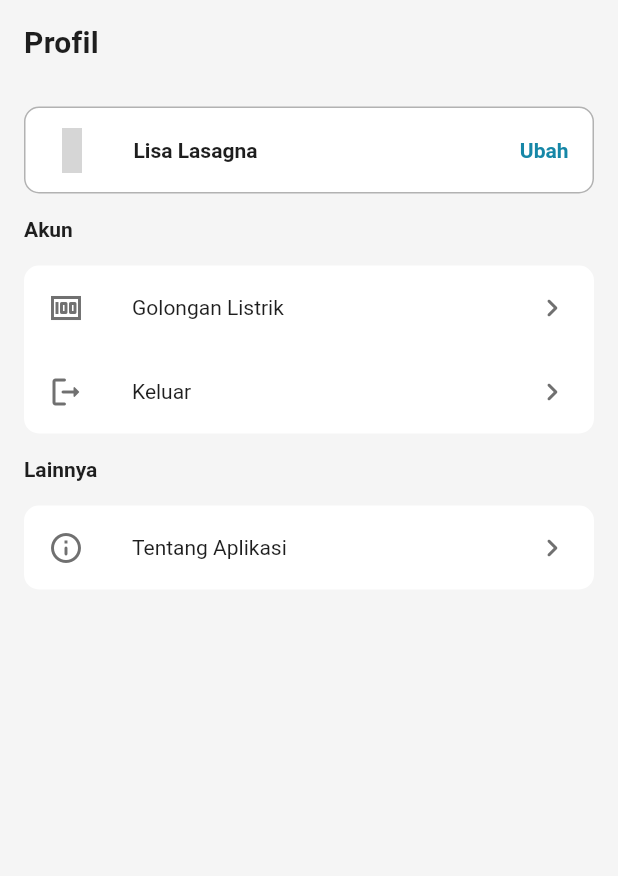
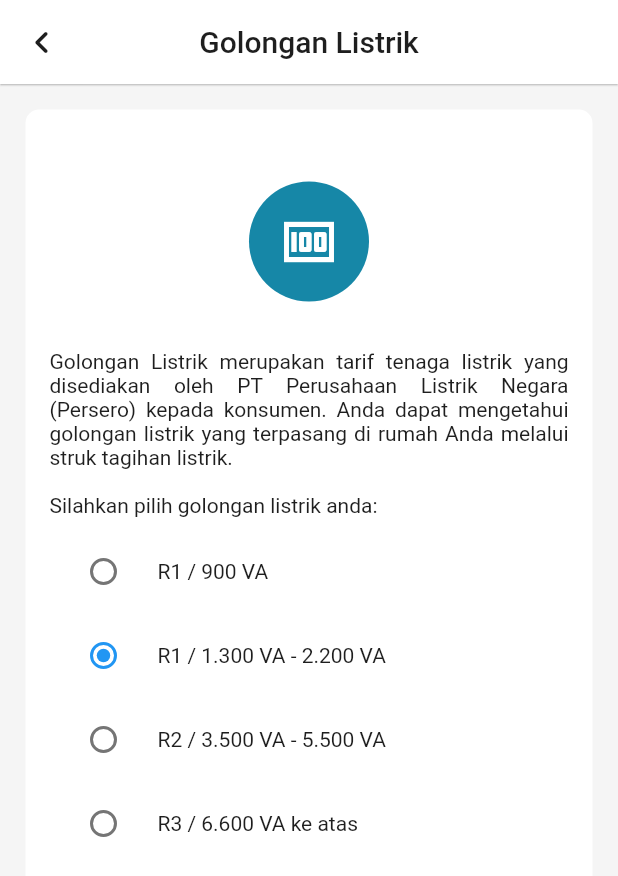
Before and after one commit to ikramattamimi/jayandra_01, a Flutter app: the ProfileScreen screen opened directly, after a tap on "Golongan Listrik", on a phone screen of 412 x 824 dp. Shown: the top 876 px of the screen. Run offline on Flutter 3.47's test engine with Material 2 defaults, Android fonts, the phone set to English and light mode, and no system bars; our stand-ins replace gap, go_router, google_fonts; missing offline and left inert: carbon_icons; grey boxes are pictures that could not be loaded.

Commit message:
Golongan Listrik

```diff
--- a/lib/main.dart
+++ b/lib/main.dart
@@ -2,6 +2,7 @@ import 'package:flutter/material.dart';
 import 'package:flutter/services.dart';
 import 'package:go_router/go_router.dart';
 import 'package:google_fonts/google_fonts.dart';
+import 'package:jayandra_01/page/golongan_listrik/electricity_class_page.dart';
 import 'package:jayandra_01/screens/about_page.dart';
 import 'package:jayandra_01/screens/add_device_screen.dart';
 import 'package:jayandra_01/screens/bottom_bar.dart';
@@ -53,6 +54,12 @@ class MyApp extends StatelessWidget {
             builder: (BuildContext context, GoRouterState state) =>
                 const AboutPage(),
           ),
+          GoRoute(
+            path: "electricity_class",
+            name: "electricity_class_page",
+            builder: (BuildContext context, GoRouterState state) =>
+                const ElectricityClassPage(),
+          ),
         ],
       ),
     ],
--- /dev/null
+++ b/lib/page/golongan_listrik/electricity_class_page.dart
@@ -0,0 +1,151 @@
+import 'package:carbon_icons/carbon_icons.dart';
+import 'package:flutter/cupertino.dart';
+import 'package:flutter/material.dart';
+import 'package:flutter/services.dart';
+import 'package:gap/gap.dart';
+import 'package:go_router/go_router.dart';
+import 'package:jayandra_01/utils/app_layout.dart';
+import 'package:jayandra_01/utils/app_styles.dart';
+import 'package:jayandra_01/widget/circle_icon_container.dart';
+import 'package:jayandra_01/widget/custom_dropdown.dart';
+import 'package:jayandra_01/widget/custom_radio.dart';
+import 'package:jayandra_01/widget/white_container.dart';
+
+class ElectricityClassPage extends StatefulWidget {
+  const ElectricityClassPage({super.key});
+
+  @override
+  State<ElectricityClassPage> createState() => _ElectricityClassPageState();
+}
+
+class _ElectricityClassPageState extends State<ElectricityClassPage> {
+  var description =
+      "Golongan Listrik merupakan tarif tenaga listrik yang disediakan oleh PT Perusahaan Listrik Negara (Persero) kepada konsumen. Anda dapat mengetahui golongan listrik yang terpasang di rumah Anda melalui struk tagihan listrik.";
+  var electricityClassData = [
+    {
+      'nama': 'R1 / 900 VA',
+      'biaya': 1352.00,
+    },
+    {
+      'nama': 'R1 / 1.300 VA - 2.200 VA',
+      'biaya': 1444.70,
+    },
+    {
+      'nama': 'R2 / 3.500 VA - 5.500 VA',
+      'biaya': 1699.53,
+    },
+    {
+      'nama': 'R3 / 6.600 VA ke atas',
+      'biaya': 1699.53,
+    },
+  ];
+
+  String? electricityClass;
+
+  @override
+  void initState() {
+    // TODO: implement initState
+    super.initState();
+    electricityClass = electricityClassData[1]['nama'].toString();
+  }
+
+  void selectRadio(value) {
+    setState(() {
+      electricityClass = value.toString();
+      print(electricityClass);
+    });
+  }
+
+  @override
+  Widget build(BuildContext context) {
+    SystemChrome.setSystemUIOverlayStyle(
+      SystemUiOverlayStyle(
+        statusBarColor: Styles.secondaryColor,
+        // statusBarIconBrightness: Brightness.dark,
+        // statusBarBrightness: Brightness.light,
+      ),
+    );
+    return Scaffold(
+      appBar: AppBar(
+        elevation: 0.5,
+        title: Text(
+          "Golongan Listrik",
+          style: Styles.pageTitle,
+        ),
+        backgroundColor: Styles.secondaryColor,
+        centerTitle: true,
+        foregroundColor: Styles.textColor,
+        leading: IconButton(
+          onPressed: () {
+            context.pop();
+            SystemChrome.setSystemUIOverlayStyle(
+              SystemUiOverlayStyle(
+                statusBarColor: Styles.primaryColor,
+                statusBarIconBrightness: Brightness.light,
+                statusBarBrightness: Brightness.light,
+              ),
+            );
+          },
+          icon: const Icon(
+            Icons.keyboard_arrow_left_rounded,
+            size: 30,
+          ),
+        ),
+      ),
+      backgroundColor: Styles.primaryColor,
+      body: ListView(
+        children: [
+          WhiteContainer(
+            borderColor: Styles.primaryColor,
+            margin: 16,
+            padding: 16,
+            child: Column(
+              crossAxisAlignment: CrossAxisAlignment.start,
+              children: [
+                const Gap(32),
+                Align(
+                  alignment: Alignment.center,
+                  child: CircleIconContainer(
+                    width: 80,
+                    height: 80,
+                    color: Styles.accentColor,
+                    icon: Icons.money,
+                    iconSize: 40,
+                    iconColor: Styles.secondaryColor,
+                  ),
+                ),
+                const Gap(32),
+                Text(
+                  description,
+                  style: Styles.bodyTextBlack2,
+                  textAlign: TextAlign.justify,
+                ),
+                const Gap(16),
+                Text(
+                  "Silahkan pilih golongan listrik anda:",
+                  style: Styles.bodyTextBlack2,
+                ),
+                const Gap(8),
+                Column(
+                  children: electricityClassData.map((items) {
+                    return RadioListTile(
+                      title: Text(
+                        items['nama'].toString(),
+                        style: Styles.bodyTextBlack2,
+                      ),
+                      value: items['nama'].toString(),
+                      groupValue: electricityClass,
+                      onChanged: (value) {
+                        selectRadio(value);
+                      },
+                    );
+                  }).toList(),
+                ),
+              ],
+            ),
+          )
+        ],
+      ),
+    );
+  }
+}
--- a/lib/utils/app_styles.dart
+++ b/lib/utils/app_styles.dart
@@ -98,14 +98,24 @@ class Styles {
     color: textColor,
     fontWeight: FontWeight.w700,
   );
-  static TextStyle button = TextStyle(
+  static TextStyle buttonTextBlue = TextStyle(
     fontSize: 14,
     color: accentColor,
     fontWeight: FontWeight.w700,
   );
-  static TextStyle button2 = TextStyle(
+  static TextStyle buttonTextBlue2 = TextStyle(
     fontSize: 12,
     color: accentColor,
+    fontWeight: FontWeight.w700,
+  );
+  static TextStyle buttonTextWhite = TextStyle(
+    fontSize: 14,
+    color: secondaryColor,
+    fontWeight: FontWeight.w700,
+  );
+  static TextStyle buttonTextWhite2 = TextStyle(
+    fontSize: 12,
+    color: secondaryColor,
     fontWeight: FontWeight.w700,
   );
 
--- /dev/null
+++ b/lib/widget/circle_icon_container.dart
@@ -0,0 +1,35 @@
+import 'package:flutter/material.dart';
+
+class CircleIconContainer extends StatelessWidget {
+  const CircleIconContainer(
+      {super.key,
+      required this.width,
+      required this.height,
+      required this.color,
+      required this.icon,
+      required this.iconSize,
+      required this.iconColor});
+  final double width;
+  final double height;
+  final Color color;
+  final IconData icon;
+  final double iconSize;
+  final Color iconColor;
+
+  @override
+  Widget build(BuildContext context) {
+    return Container(
+      width: width,
+      height: height,
+      decoration: BoxDecoration(
+        color: color,
+        shape: BoxShape.circle,
+      ),
+      child: Icon(
+        icon,
+        size: iconSize,
+        color: iconColor,
+      ),
+    );
+  }
+}
--- /dev/null
+++ b/lib/widget/white_container.dart
@@ -0,0 +1,31 @@
+import 'package:flutter/material.dart';
+import 'package:jayandra_01/utils/app_styles.dart';
+
+class WhiteContainer extends StatelessWidget {
+  const WhiteContainer({
+    super.key,
+    required this.borderColor,
+    required this.padding,
+    required this.child,
+    required this.margin,
+  });
+  final Color borderColor;
+  final double margin;
+  final double padding;
+  final Widget child;
+
+  @override
+  Widget build(BuildContext context) {
+    return Container(
+      padding: EdgeInsets.all(padding),
+      margin: EdgeInsets.all(margin),
+      decoration: BoxDecoration(
+          color: Styles.secondaryColor,
+          border: Border.all(
+            color: borderColor,
+          ),
+          borderRadius: BorderRadius.circular(10)),
+      child: child,
+    );
+  }
+}
```
Also changed, not shown: lib/screens/about_page.dart (+7 -11 lines), lib/screens/profile_screen.dart (+65 -10 lines), lib/widget/custom_dropdown.dart (added, +58 -0 lines), lib/widget/custom_radio.dart (added, +45 -0 lines).
